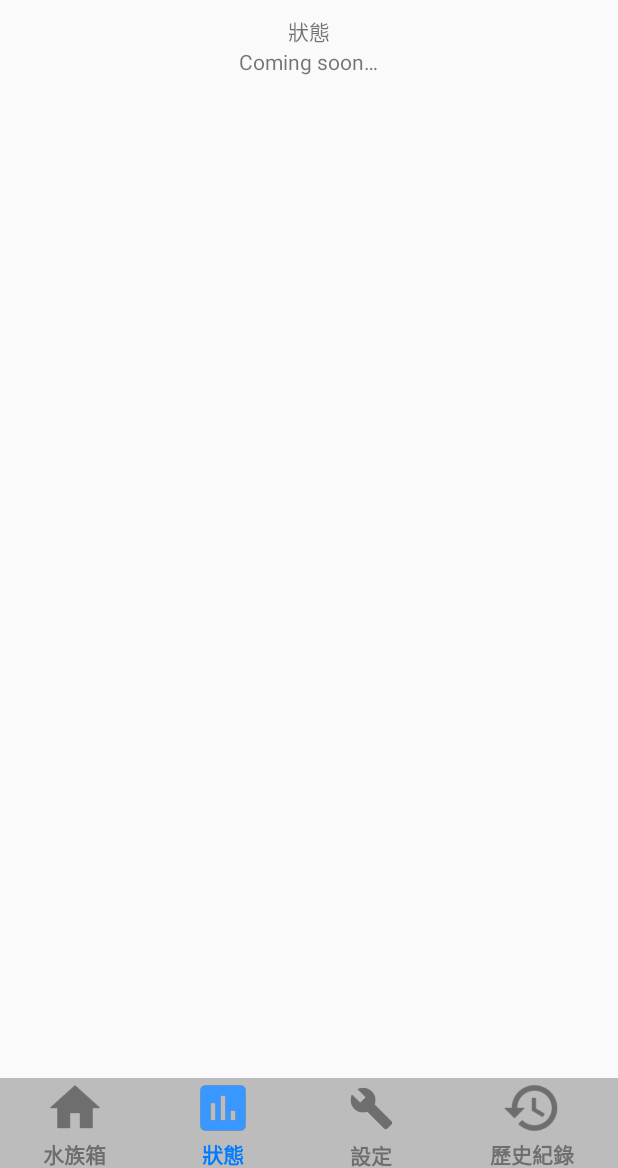
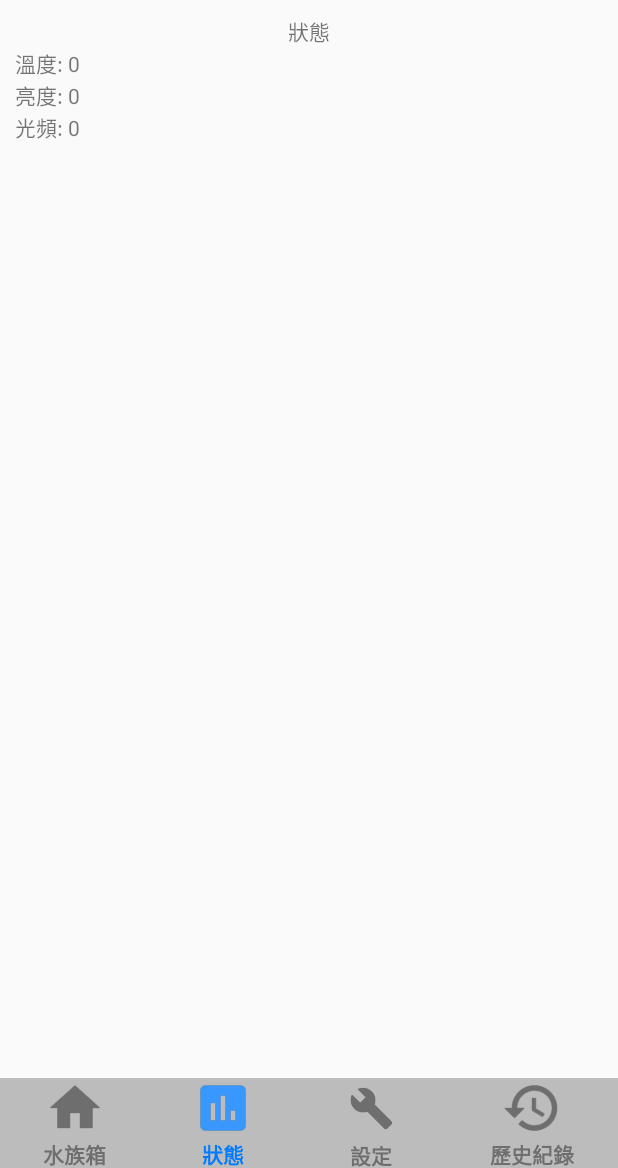
Before and after one commit to AquariumHub/android_app, an Android app: the screen it shows after launch (MainActivity), after a tap on "狀態", on a phone screen of 412 x 824 dp, the part 68-1236 px from its top. Run offline under Robolectric (Android 15) with nearby library versions, the phone set to English and light mode, and no system bars; libraries missing offline, so code that uses them is left out: com.amazonaws.mobileconnectors; 4 statements that could not run were skipped.

Commit message:
Show sensors data on the page of status

```diff
--- a/app/src/main/java/net/aquariumhub/myapplication/AwsService.java
+++ b/app/src/main/java/net/aquariumhub/myapplication/AwsService.java
@@ -36,15 +36,15 @@ public class AwsService extends Service {
 
     // IoT endpoint
     // AWS Iot CLI describe-endpoint call returns: XXXXXXXXXX.iot.<region>.amazonaws.com
-    private static final String CUSTOMER_SPECIFIC_ENDPOINT = "a2bdrinkbnov3t.iot.ap-northeast-1.amazonaws.com";
+    private static final String CUSTOMER_SPECIFIC_ENDPOINT = "a2bdrinkbnov3t.iot.us-west-2.amazonaws.com";
     // Cognito pool ID. For this app, pool needs to be unauthenticated pool with
     // AWS IoT permissions.
-    private static final String COGNITO_POOL_ID = "ap-northeast-1:c3b79e39-a8cf-44df-872a-d11c73653855";
+    private static final String COGNITO_POOL_ID = "us-west-2:febf4176-a30e-4c48-998e-78c90dc764de";
     // Name of the AWS IoT policy to attach to a newly created certificate
     private static final String AWS_IOT_POLICY_NAME = "AttachPrincipalPolicy";
 
     // Region of AWS IoT
-    private static final Regions MY_REGION = Regions.AP_NORTHEAST_1;
+    private static final Regions MY_REGION = Regions.US_WEST_2;
     // Filename of KeyStore file on the filesystem
     private static final String KEYSTORE_NAME = "iot_keystore";
     // Password for the private key in the KeyStore
--- a/app/src/main/java/net/aquariumhub/myapplication/FragmentTabStatus.java
+++ b/app/src/main/java/net/aquariumhub/myapplication/FragmentTabStatus.java
@@ -1,19 +1,132 @@
 package net.aquariumhub.myapplication;
 
+import android.content.ComponentName;
+import android.content.Intent;
+import android.content.ServiceConnection;
 import android.os.Bundle;
+import android.os.IBinder;
 import android.support.v4.app.Fragment;
+import android.util.Log;
 import android.view.LayoutInflater;
 import android.view.View;
 import android.view.ViewGroup;
+import android.widget.TextView;
+
+import com.amazonaws.mobileconnectors.iot.AWSIotMqttClientStatusCallback;
+import com.amazonaws.mobileconnectors.iot.AWSIotMqttNewMessageCallback;
+import com.amazonaws.mobileconnectors.iot.AWSIotMqttQos;
+
+import org.json.JSONArray;
+import org.json.JSONException;
+import org.json.JSONObject;
+
+import java.io.UnsupportedEncodingException;
+
+import static android.content.Context.BIND_AUTO_CREATE;
 
 /**
  * Created by michael on 2017/9/9.
  */
 
 public class FragmentTabStatus extends Fragment {
+
+  private static final String LOG_TAG = "FragmentTabStatus";
+
+  private AwsService.MyBinder myBinder;
+  private AwsService myService;
+  boolean mBounded;
+
+  TextView tvHubTemperature;
+  TextView tvHubBrightness;
+  TextView tvHubLightFrequency;
+
+  ServiceConnection serviceConnection = new ServiceConnection() {
     @Override
-    public View onCreateView(LayoutInflater inflater, ViewGroup container, Bundle savedInstanceState)
-    {
-        return  inflater.inflate(R.layout.tab_status, container, false);
+    public void onServiceConnected(ComponentName name, IBinder service) {
+      //Toast.makeText(getActivity(), "Service is connected", Toast.LENGTH_LONG).show();
+      myBinder = (AwsService.MyBinder) service;
+      myService = myBinder.getAwsServiceInstance();
+      mBounded = true;
     }
+
+    @Override
+    public void onServiceDisconnected(ComponentName name) {
+      //Toast.makeText(getActivity(), "Service is disconnected", Toast.LENGTH_LONG).show();
+      mBounded = false;
+      myService = null;
+    }
+  };
+
+  @Override
+  public View onCreateView(LayoutInflater inflater, ViewGroup container, Bundle savedInstanceState) {
+    return inflater.inflate(R.layout.tab_status, container, false);
+  }
+
+  @Override
+  public void onViewCreated(View view, Bundle savedInstanceState) {
+
+    tvHubTemperature = (TextView) view.findViewById(R.id.tv_hub_temperature);
+    tvHubBrightness = (TextView) view.findViewById(R.id.tv_hub_brightness);
+    tvHubLightFrequency = (TextView) view.findViewById(R.id.tv_hub_lightFrequency);
+
+    tvHubTemperature.setText(String.format(getString(R.string.hub_temperature), "0"));
+    tvHubBrightness.setText(String.format(getString(R.string.hub_brightness), "0"));
+    tvHubLightFrequency.setText(String.format(getString(R.string.hub_lightFrequency), "0"));
+
+
+  }
+
+  @Override
+  public void onStart() {
+    super.onStart();
+    Intent myIntent = new Intent(getActivity(), AwsService.class);
+    getActivity().bindService(myIntent, serviceConnection, BIND_AUTO_CREATE);
+
+    try {
+      final String topic = "sensingData";
+      myService.mqttManager.subscribeToTopic(topic, AWSIotMqttQos.QOS0,
+              new AWSIotMqttNewMessageCallback() {
+
+                @Override
+                public void onMessageArrived(final String topic, final byte[] data) {
+
+                  getActivity().runOnUiThread(new Runnable() {
+
+                    @Override
+                    public void run() {
+
+                      try {
+                        String message = new String(data, "UTF-8");
+                        Log.d(LOG_TAG, "Message arrived:");
+                        Log.d(LOG_TAG, "   Topic: " + topic);
+                        Log.d(LOG_TAG, " Message: " + message);
+
+                        JSONObject mJsonObject = new JSONObject(message);
+
+                        tvHubTemperature.setText(String.format(getString(R.string.hub_temperature), mJsonObject.getString("temperature")));
+                        tvHubBrightness.setText(String.format(getString(R.string.hub_brightness), mJsonObject.getString("brightness")));
+                        tvHubLightFrequency.setText(String.format(getString(R.string.hub_lightFrequency), mJsonObject.getString("lightFrequency")));
+
+                      } catch (UnsupportedEncodingException e) {
+                        Log.e(LOG_TAG, "Message encoding error.", e);
+                      } catch (JSONException e) {
+                        e.printStackTrace();
+                      }
+                    }
+                  });
+                }
+              });
+    } catch (Exception e) {
+      Log.e(LOG_TAG, "Subscription error.", e);
+    }
+  }
+
+  @Override
+  public void onStop() {
+    super.onStop();
+    if (mBounded) {
+      getActivity().unbindService(serviceConnection);
+      mBounded = false;
+    }
+  }
 }
--- a/app/src/main/res/layout/tab_status.xml
+++ b/app/src/main/res/layout/tab_status.xml
@@ -11,9 +11,22 @@
         android:text="@string/title_status" />
 
     <TextView
+        android:id="@+id/tv_hub_temperature"
         android:layout_width="wrap_content"
         android:layout_height="wrap_content"
-        android:layout_gravity="center"
-        android:text="@string/coming_soon" />
+        android:text="@string/hub_temperature"/>
+
+    <TextView
+        android:id="@+id/tv_hub_brightness"
+        android:layout_width="wrap_content"
+        android:layout_height="wrap_content"
+        android:text="@string/hub_brightness"/>
+
+    <TextView
+        android:id="@+id/tv_hub_lightFrequency"
+        android:layout_width="wrap_content"
+        android:layout_height="wrap_content"
+        android:text="@string/hub_lightFrequency"/>
+
 
 </LinearLayout>
--- a/app/src/main/res/values/strings.xml
+++ b/app/src/main/res/values/strings.xml
@@ -43,5 +43,9 @@
     <string name="last_message">Last Message:</string>
     <string name="error_message">Error! %s</string>
 
+    <string name="hub_temperature">溫度: %s</string>
+    <string name="hub_brightness">亮度: %s</string>
+    <string name="hub_lightFrequency">光頻: %s</string>
+
 
 </resources>
```
